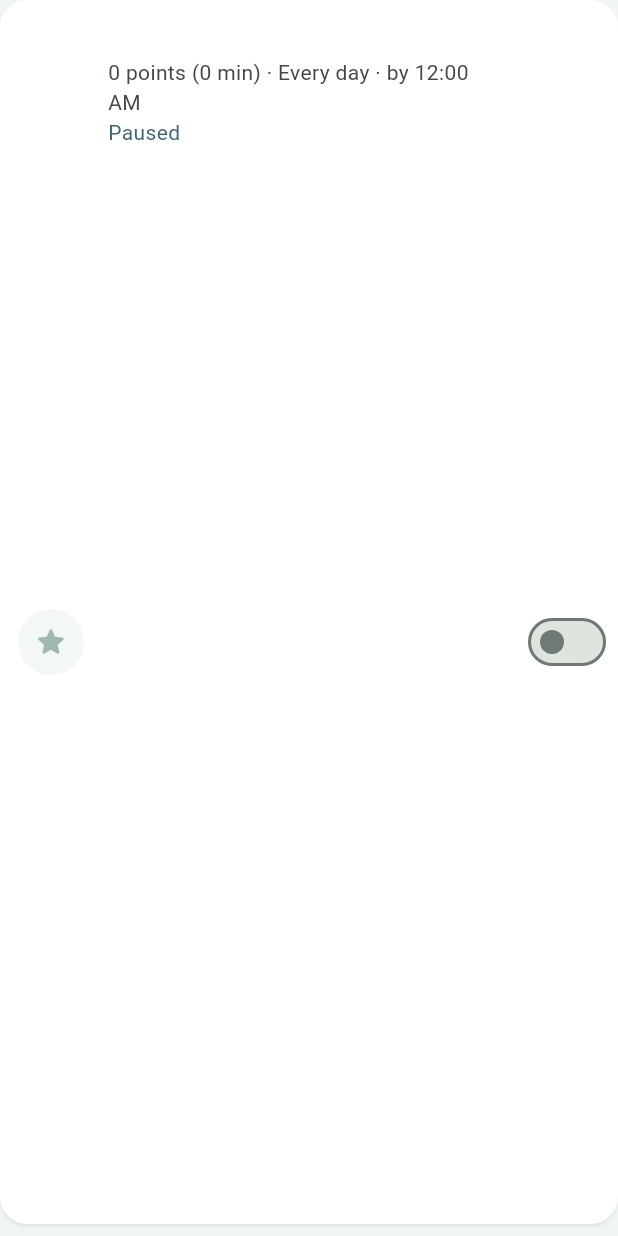
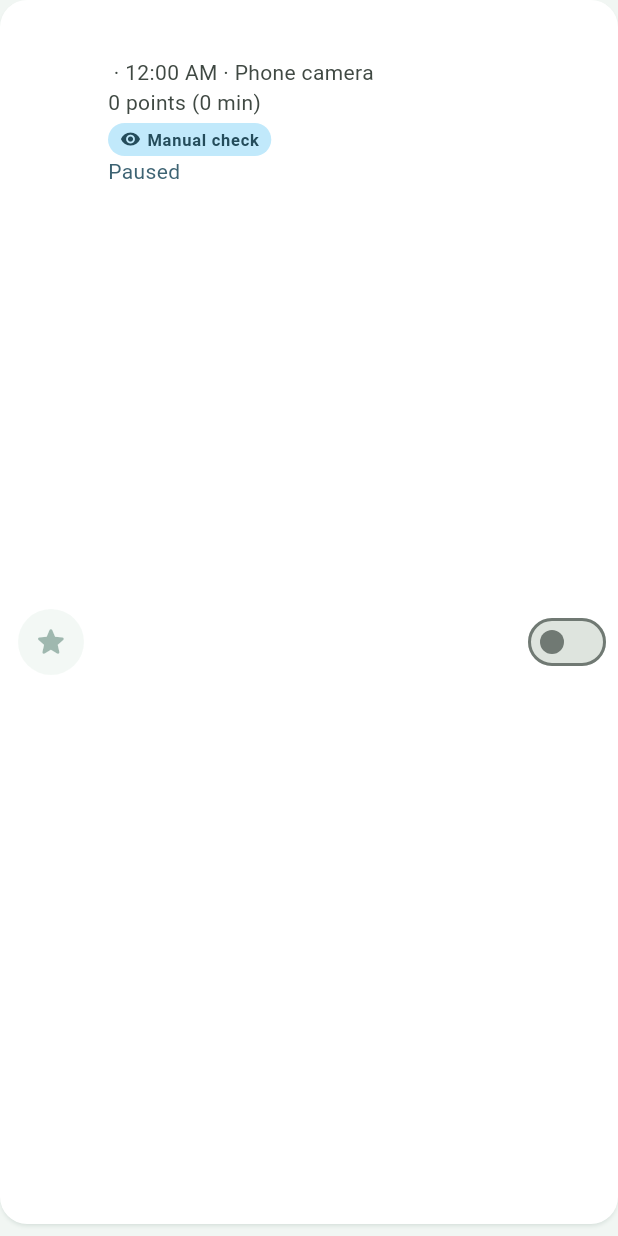
Before and after one commit to Jerdzdidan/ChoreQuest, a Flutter app: the _AssignmentTile widget shown alone on an empty page, opened directly with empty values, on a phone screen of 412 x 824 dp. Run offline on Flutter 3.47's test engine with Material 3 defaults, Android fonts, the phone set to English and light mode, and no system bars; our stand-ins replace audioplayers, camera, confetti, dio, flutter_local_notifications, flutter_riverpod and 1 more; accounts and stored records are empty; network calls fail; project files that could hold a hidden picture were left out.

Commit message:
PS-9: each quest's schedule in one line, and the Board says when the next alarm rings
In a child's chore list every assignment now shows its schedule in one
line from shared/schedule_text.dart, "Mon Wed Fri · 4:30 PM · Phone
camera" or "Sat 28 Nov · 9:00 AM" for a one-time quest (which names no
camera, since it always uses the phone); every day, weekdays and
weekends are said as such. The points line follows it, and the
"Photo checked automatically" line becomes the Motion-checked or Manual
check tag. The line is read from the saved schedule, so it follows an
edit as soon as the list reloads, which the sheet already triggers.

The Board card has no list of chores, so its line is the soonest alarm
on that child's phone, under the caps: "Next: Today 4:30 PM — Wash the
dishes" (Tomorrow, a weekday, or a date further out), or "No quest
alarms set". PR-4 adds the phone's readiness beside it.

core/schedule/next_alarm.dart works out when a quest next rings: pure,
the moment passed in, so the child's phone can use the same code to arm
its alarms (DV-4). No alarm time, the alarm off, a paused quest or a
one-time quest whose moment has passed never ring; a daily quest rings
on its next weekday at or after now. Day counting rounds, so a day made
an hour shorter or longer by daylight saving still counts as one.

Assumption, unchecked: the parent's phone shows the next alarm in its
own local time, which is the household's time when the phone reported
the timezone (TZ2).

Checked headless (12 checks): a Mon/Wed/Fri 4:30 PM alarm later on
Monday, at that very minute, then Wednesday after it, and Monday from
the weekend; an everyday alarm tomorrow morning; a one-time quest on
its day and not after; no time, alarm off and paused never ringing;
the soonest of several with a paused one skipped; the schedule lines
and the Today, Tomorrow, weekday and date wordings; the chores list
showing both lines and the Manual check tag with no "checked
automatically" left; the Board card naming the next alarm, on both
phone sizes.

Co-Authored-By: Claude Opus 5.5 <noreply@anthropic.com>

```diff
--- a/mobile/lib/features/parent/child_chores_tab.dart
+++ b/mobile/lib/features/parent/child_chores_tab.dart
@@ -7,6 +7,8 @@ import '../../core/models/chore.dart';
 import '../../shared/async_view.dart';
 import '../../shared/chore_icons.dart';
 import '../../shared/format.dart';
+import '../../shared/schedule_text.dart';
+import '../../shared/verification_tag.dart';
 import 'assign_chore_sheet.dart';
 import 'catalogue_picker_screen.dart';
 import 'parent_providers.dart';
@@ -115,22 +117,12 @@ class _AssignmentTile extends ConsumerWidget {
     final localizations = MaterialLocalizations.of(context);
     final scheme = Theme.of(context).colorScheme;
     final perPoint = minutesPerPoint;
-    final due = assignment.dueTime;
-    final scheduled = assignment.scheduledDate;
 
     final details = [
       perPoint == null
           ? pointsLabel(assignment.points)
           : '${pointsLabel(assignment.points)} '
               '(${formatMinutes(assignment.points * perPoint)})',
-      if (assignment.recurrence == Recurrence.daily)
-        'Every day'
-      else if (scheduled != null)
-        'On ${localizations.formatMediumDate(scheduled)}'
-      else
-        'One day',
-      if (due != null)
-        'by ${localizations.formatTimeOfDay(TimeOfDay(hour: due.hour, minute: due.minute))}',
       if (assignment.location != QuestLocation.other) assignment.location.label,
     ].join(' · ');
 
@@ -146,12 +138,12 @@ class _AssignmentTile extends ConsumerWidget {
         subtitle: Column(
           crossAxisAlignment: CrossAxisAlignment.start,
           children: [
+            // PS-9: the schedule in one line, read from what is saved, so it
+            // follows an edit as soon as the list reloads.
+            Text(scheduleLine(assignment.schedule, localizations)),
             Text(details),
-            if (chore.modelVerifiable)
-              Text(
-                'Photo checked automatically',
-                style: TextStyle(color: scheme.primary),
-              ),
+            const SizedBox(height: 4),
+            VerificationTag(chore.verificationMode),
             if (!assignment.isActive)
               Text('Paused', style: TextStyle(color: scheme.tertiary)),
           ],
```
Also changed, not shown: mobile/lib/core/schedule/next_alarm.dart (added, +43 -0 lines), mobile/lib/features/parent/child_board_card.dart (+42 -0 lines), mobile/lib/shared/schedule_text.dart (+17 -0 lines).
